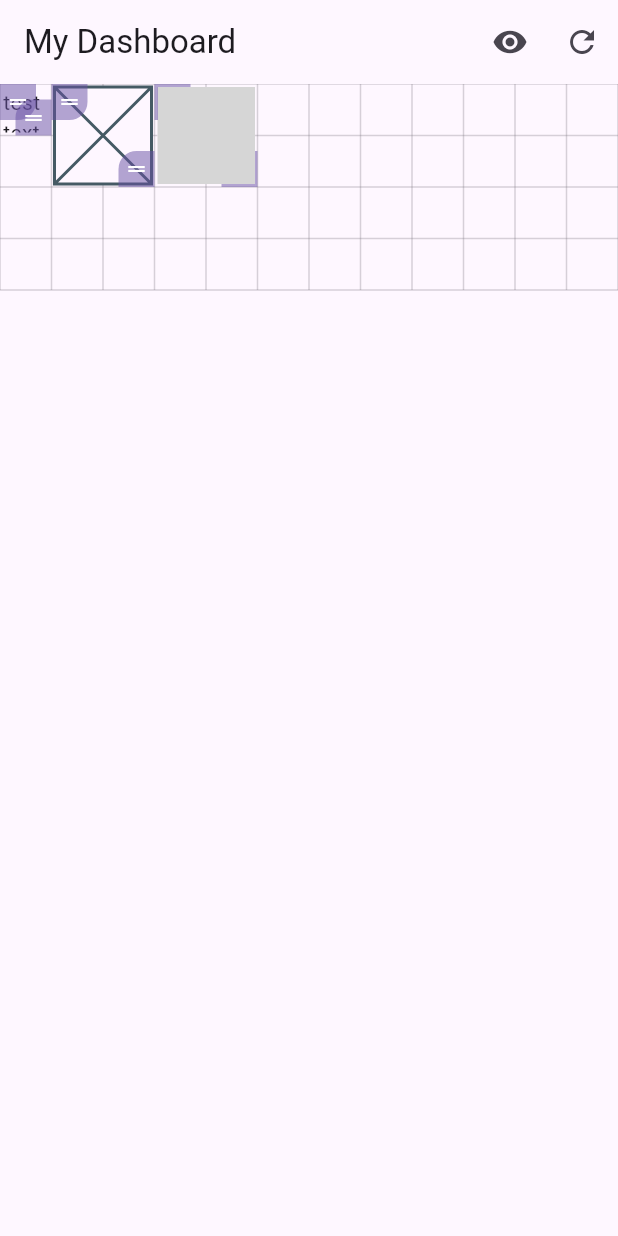
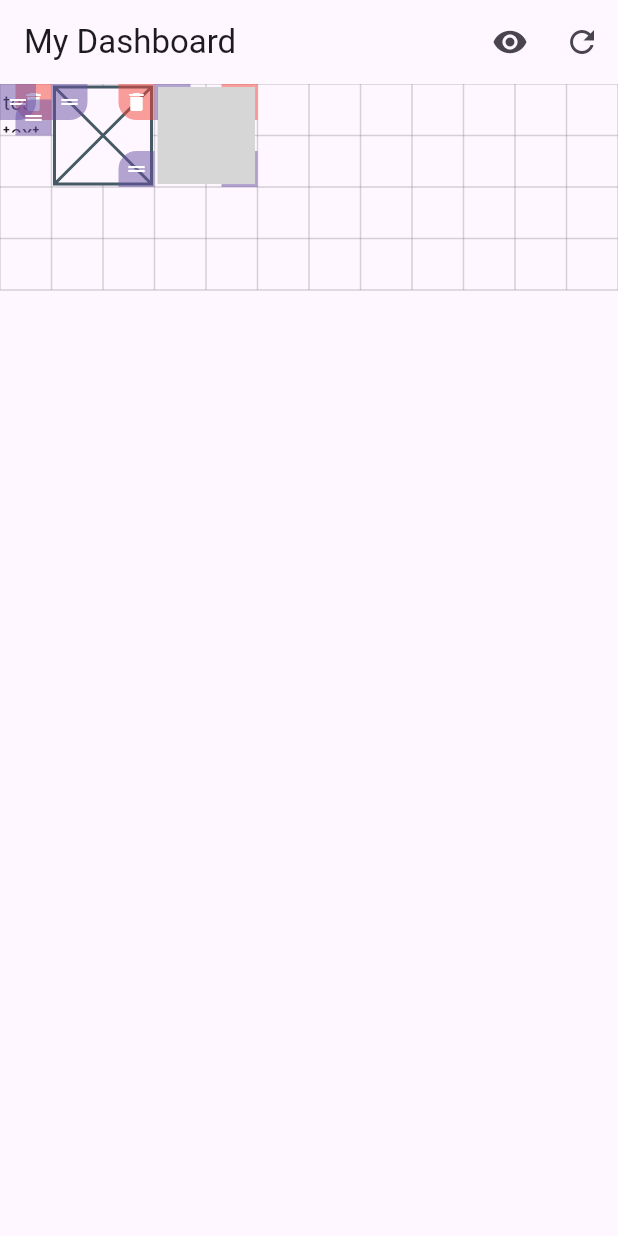
Before and after one commit to realkalash/adaptive_dashboard, a Flutter app: the screen it shows after launch, after a tap on the "edit" icon, on a phone screen of 412 x 824 dp. Run offline on Flutter 3.47's test engine with Material 3 defaults, Android fonts, the phone set to English and light mode, and no system bars; drawn by our look-alikes of flutter_map; our stand-ins replace latlong2; grey boxes are pictures that could not be loaded.

Commit message:
Fix alignment for elements Use predefined w and h for widgets to avoid overflow Calculate element size when we are adding element to a canvas

```diff
--- a/lib/src/adaptive_dashboard_widget.dart
+++ b/lib/src/adaptive_dashboard_widget.dart
@@ -39,6 +39,11 @@ class AdaptiveDashboardCanvas extends StatefulWidget {
 
 class _AdaptiveDashboardCanvasState extends State<AdaptiveDashboardCanvas> {
   String? _activeItemId;
+  @override
+  void initState() {
+    widget.controller.setConfig(widget.config);
+    super.initState();
+  }
 
   void _onInteractionStart(String id) {
     setState(() {
@@ -94,6 +99,7 @@ class _AdaptiveDashboardCanvasState extends State<AdaptiveDashboardCanvas> {
             return SizedBox(
               height: totalHeight,
               child: Stack(
+                alignment: Alignment.topLeft,
                 children: [
                   if (widget.showGrid)
                     Positioned.fill(
@@ -274,9 +280,13 @@ class _DashboardItemWrapperState extends State<_DashboardItemWrapper> {
       width: renderWidth,
       height: renderHeight,
       child: Stack(
+        alignment: Alignment.topLeft,
         children: [
           SizedBox.expand(
             child: Container(
+              alignment: Alignment.topLeft,
+              width: width,
+              height: height,
               margin: const EdgeInsets.all(2),
               // elevation: (_isDragging || _isResizing) ? 8 : 1,
               decoration: BoxDecoration(
@@ -307,6 +317,23 @@ class _DashboardItemWrapperState extends State<_DashboardItemWrapper> {
                   : widget.child,
             ),
           ),
+          if (widget.editMode)
+            Positioned(
+              right: 0,
+              top: 0,
+              child: GestureDetector(
+                onTap: () => widget.controller.removeWidget(widget.item.id),
+                child: Container(
+                  width: 24,
+                  height: 24,
+                  decoration: BoxDecoration(
+                    color: Colors.red.withAlpha(128),
+                    borderRadius: const BorderRadius.only(bottomLeft: Radius.circular(12)),
+                  ),
+                  child: const Icon(Icons.delete, size: 16, color: Colors.white),
+                ),
+              ),
+            ),
           if (widget.editMode)
             Positioned(
               left: 0,
--- a/lib/src/dashboard_controller.dart
+++ b/lib/src/dashboard_controller.dart
@@ -1,17 +1,66 @@
+import 'package:adaptive_dashboard/src/dashboard_config.dart';
 import 'package:flutter/material.dart';
 import 'dashboard_item.dart';
 
 /// Manages the state and logic of the dashboard.
 class DashboardController extends ChangeNotifier {
   final Map<String, DashboardItem> _items = {};
+  DashboardConfig? _config;
+
+  void setConfig(DashboardConfig config) {
+    _config = config;
+    notifyListeners();
+  }
 
   /// The list of items on the dashboard.
   List<DashboardItem> get items => List.unmodifiable(_items.values);
 
   /// Adds a widget to the dashboard.
+  ///
+  /// If the widget cannot be placed at its current position, it will automatically
+  /// search for an available space. If no space is found:
+  /// - For infinite canvas (maxRows == null): places the widget at the bottom
+  /// - For finite canvas (maxRows != null): does nothing and returns without adding
   void addWidget(DashboardItem item) {
-    _items[item.id] = item;
-    notifyListeners();
+    if (_config == null) {
+      // No config set, add widget as-is
+      _items[item.id] = item;
+      notifyListeners();
+      return;
+    }
+
+    final maxColumns = _config!.maxColumns;
+    final maxRows = _config!.maxRows;
+
+    // Check if the widget can be placed at its current position
+    if (canPlaceWidget(item.posX, item.posY, item.sizeX, item.sizeY, maxColumns, maxRows: maxRows)) {
+      _items[item.id] = item;
+      notifyListeners();
+      return;
+    }
+
+    // Try to find an available position
+    final availablePosition = _findAvailablePosition(item.sizeX, item.sizeY, maxColumns, maxRows: maxRows);
+
+    if (availablePosition != null) {
+      // Found a position, update item and add it
+      item.posX = availablePosition.x;
+      item.posY = availablePosition.y;
+      _items[item.id] = item;
+      notifyListeners();
+      return;
+    }
+
+    // No available position found
+    if (maxRows == null) {
+      // Infinite canvas: place at the bottom
+      final maxUsedRow = _calculateMaxUsedRow();
+      item.posX = 0;
+      item.posY = maxUsedRow;
+      _items[item.id] = item;
+      notifyListeners();
+    }
+    // Finite canvas with no space: do nothing (don't add the widget)
   }
 
   /// Removes a widget from the dashboard.
@@ -78,6 +127,58 @@ class DashboardController extends ChangeNotifier {
     return true;
   }
 
+  /// Checks if a widget with the given dimensions can be placed at the specified position.
+  ///
+  /// Returns true if the widget can be placed without collisions and within bounds.
+  bool canPlaceWidget(int x, int y, int width, int height, int maxColumns, {int? maxRows}) {
+    // Check bounds
+    if (x < 0 || y < 0) return false;
+    if (x + width > maxColumns) return false;
+    if (maxRows != null && y + height > maxRows) return false;
+
+    // Check collisions with existing items
+    for (final item in _items.values) {
+      if (x < item.posX + item.sizeX && x + width > item.posX && y < item.posY + item.sizeY && y + height > item.posY) {
+        return false;
+      }
+    }
+
+    return true;
+  }
+
+  /// Finds an available position for a widget with the given dimensions.
+  ///
+  /// Scans the grid from top-left to bottom-right looking for the first available space.
+  /// Returns a record (x, y) if a position is found, or null if no space is available
+  /// in a finite canvas.
+  ({int x, int y})? _findAvailablePosition(int width, int height, int maxColumns, {int? maxRows}) {
+    // Calculate the maximum Y position to search
+    int maxY = maxRows ?? _calculateMaxUsedRow() + 10; // Add buffer for infinite canvas
+
+    // Scan from top-left to bottom-right
+    for (int y = 0; y <= maxY; y++) {
+      for (int x = 0; x <= maxColumns - width; x++) {
+        if (canPlaceWidget(x, y, width, height, maxColumns, maxRows: maxRows)) {
+          return (x: x, y: y);
+        }
+      }
+    }
+
+    return null;
+  }
+
+  /// Calculates the maximum row index currently used by any item.
+  int _calculateMaxUsedRow() {
+    int maxRow = 0;
+    for (final item in _items.values) {
+      final bottomY = item.posY + item.sizeY;
+      if (bottomY > maxRow) {
+        maxRow = bottomY;
+      }
+    }
+    return maxRow;
+  }
+
   /// Checks if moving/resizing [item] to [x], [y], [w], [h] collides with any other item.
   bool _hasCollision(DashboardItem item, int x, int y, int w, int h) {
     for (final other in _items.values) {
```
